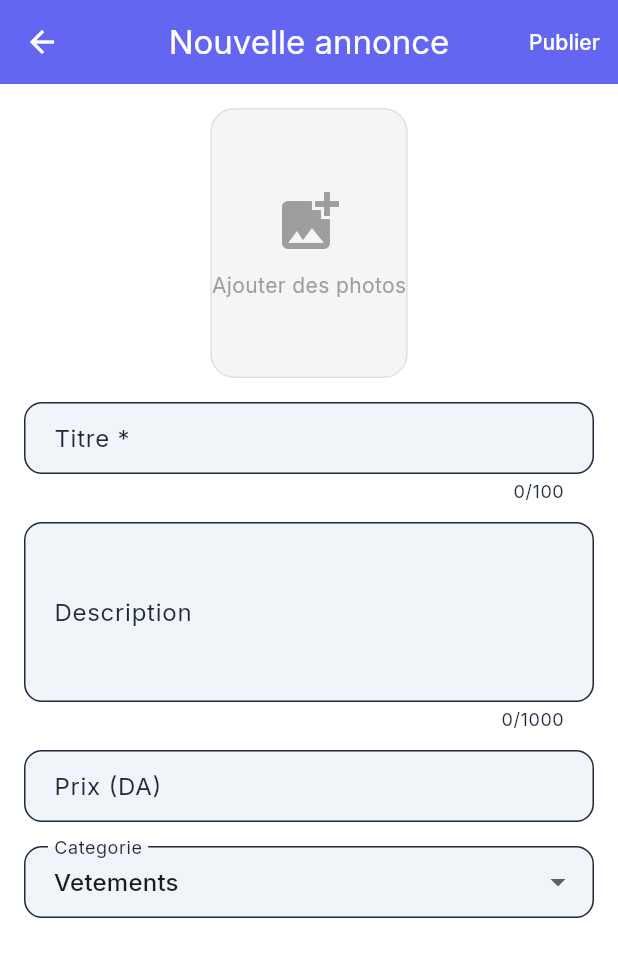
After one commit to Mustadz0/Herzon, a Flutter app: the CreateMarketplaceItemScreen screen opened directly, on a phone screen of 412 x 824 dp. The commit adds this screen. Shown: the top 957 px of the screen. Run offline on Flutter 3.47's test engine with Material 3 defaults, Android fonts, the phone set to English and light mode, and no system bars; our stand-ins replace firebase_messaging, flutter_map, flutter_riverpod, geolocator, google_fonts, image_picker and 3 more; accounts and stored records are empty.

Commit message:
feat: marketplace - items table, nearby RPC, screens, tab

```diff
--- /dev/null
+++ b/lib/data/models/marketplace_item_model.dart
@@ -0,0 +1,67 @@
+class MarketplaceItemModel {
+  final String id;
+  final String userId;
+  final String title;
+  final String description;
+  final double? price;
+  final String currency;
+  final String category;
+  final List<String> images;
+  final String status;
+  final DateTime? createdAt;
+
+  final String? userUsername;
+  final String? userDisplayName;
+  final String? userAvatarUrl;
+  final double distanceMeters;
+
+  const MarketplaceItemModel({
+    required this.id,
+    required this.userId,
+    required this.title,
+    this.description = '',
+    this.price,
+    this.currency = 'DZD',
+    required this.category,
+    this.images = const [],
+    this.status = 'active',
+    this.createdAt,
+    this.userUsername,
+    this.userDisplayName,
+    this.userAvatarUrl,
+    this.distanceMeters = 0.0,
+  });
+
+  factory MarketplaceItemModel.fromJson(Map<String, dynamic> json) {
+    return MarketplaceItemModel(
+      id: json['id'] as String,
+      userId: json['user_id'] as String,
+      title: json['title'] as String,
+      description: json['description'] as String? ?? '',
+      price: (json['price'] as num?)?.toDouble(),
+      currency: json['currency'] as String? ?? 'DZD',
+      category: json['item_category'] as String? ?? json['category'] as String? ?? '',
+      images: List<String>.from(json['images'] ?? []),
+      status: json['status'] as String? ?? 'active',
+      createdAt: json['created_at'] != null ? DateTime.parse(json['created_at'] as String) : null,
+      userUsername: json['username'] as String?,
+      userDisplayName: json['display_name'] as String?,
+      userAvatarUrl: json['avatar_url'] as String?,
+      distanceMeters: (json['distance'] as num?)?.toDouble() ?? 0.0,
+    );
+  }
+}
+
+const marketplaceCategories = [
+  'Tout',
+  'Vetements',
+  'Electronique',
+  'Meubles',
+  'Vehicules',
+  'Immobilier',
+  'Services',
+  'Emplois',
+  'Animaux',
+  'Loisirs',
+  'Autre',
+];
--- /dev/null
+++ b/lib/presentation/screens/create_marketplace_item_screen.dart
@@ -0,0 +1,144 @@
+import 'dart:io';
+import 'package:flutter/material.dart';
+import 'package:flutter_riverpod/flutter_riverpod.dart';
+import 'package:image_picker/image_picker.dart';
+import '../../core/theme/app_theme.dart';
+import '../../data/models/marketplace_item_model.dart';
+import '../providers/marketplace_provider.dart';
+
+class CreateMarketplaceItemScreen extends ConsumerStatefulWidget {
+  const CreateMarketplaceItemScreen({super.key});
+
+  @override
+  ConsumerState<CreateMarketplaceItemScreen> createState() => _CreateMarketplaceItemScreenState();
+}
+
+class _CreateMarketplaceItemScreenState extends ConsumerState<CreateMarketplaceItemScreen> {
+  final _titleController = TextEditingController();
+  final _descController = TextEditingController();
+  final _priceController = TextEditingController();
+  String _selectedCategory = marketplaceCategories[1];
+  List<File> _images = [];
+  bool _isSubmitting = false;
+
+  Future<void> _pickImages() async {
+    final files = await ImagePicker().pickMultiImage();
+    if (files.isNotEmpty) {
+      setState(() => _images = files.map((f) => File(f.path)).toList());
+    }
+  }
+
+  Future<void> _submit() async {
+    final title = _titleController.text.trim();
+    if (title.isEmpty) {
+      ScaffoldMessenger.of(context).showSnackBar(const SnackBar(content: Text('Titre obligatoire')));
+      return;
+    }
+    setState(() => _isSubmitting = true);
+    try {
+      await ref.read(marketplaceProvider.notifier).createItem(
+        title: title,
+        description: _descController.text.trim(),
+        price: double.tryParse(_priceController.text.replaceAll(',', '.')),
+        category: _selectedCategory,
+        mediaFiles: _images,
+      );
+      if (mounted) Navigator.of(context).pop(true);
+    } catch (e) {
+      if (mounted) ScaffoldMessenger.of(context).showSnackBar(SnackBar(content: Text('Erreur: $e')));
+    } finally {
+      if (mounted) setState(() => _isSubmitting = false);
+    }
+  }
+
+  @override
+  void dispose() {
+    _titleController.dispose();
+    _descController.dispose();
+    _priceController.dispose();
+    super.dispose();
+  }
+
+  @override
+  Widget build(BuildContext context) {
+    return Scaffold(
+      appBar: AppBar(
+        title: const Text('Nouvelle annonce'),
+        actions: [
+          TextButton(
+            onPressed: _isSubmitting ? null : _submit,
+            child: _isSubmitting
+                ? const SizedBox(width: 20, height: 20, child: CircularProgressIndicator(strokeWidth: 2, color: Colors.white))
+                : const Text('Publier', style: TextStyle(color: Colors.white)),
+          ),
+        ],
+      ),
+      body: SingleChildScrollView(
+        padding: const EdgeInsets.all(16),
+        child: Column(
+          children: [
+            GestureDetector(
+              onTap: _pickImages,
+              child: Container(
+                height: 180,
+                decoration: BoxDecoration(
+                  color: Colors.grey[100],
+                  borderRadius: BorderRadius.circular(16),
+                  border: Border.all(color: Colors.grey[300]!),
+                ),
+                child: _images.isEmpty
+                    ? const Column(
+                        mainAxisAlignment: MainAxisAlignment.center,
+                        children: [
+                          Icon(Icons.add_photo_alternate, size: 48, color: Colors.grey),
+                          SizedBox(height: 8),
+                          Text('Ajouter des photos', style: TextStyle(color: Colors.grey)),
+                        ],
+                      )
+                    : ClipRRect(
+                        borderRadius: BorderRadius.circular(16),
+                        child: Image.file(_images.first, fit: BoxFit.cover, width: double.infinity),
+                      ),
+              ),
+            ),
+            if (_images.isNotEmpty) ...[
+              const SizedBox(height: 8),
+              Text('${_images.length} photo(s) selectionnee(s) - appuyer pour changer',
+                style: TextStyle(color: Colors.grey[500], fontSize: 12)),
+            ],
+            const SizedBox(height: 16),
+            TextField(
+              controller: _titleController,
+              decoration: const InputDecoration(labelText: 'Titre *', hintText: 'Que vendez-vous?'),
+              maxLength: 100,
+            ),
+            const SizedBox(height: 12),
+            TextField(
+              controller: _descController,
+              decoration: const InputDecoration(labelText: 'Description', hintText: 'Decrivez votre article...'),
+              maxLines: 4,
+              maxLength: 1000,
+            ),
+            const SizedBox(height: 12),
+            TextField(
+              controller: _priceController,
+              decoration: const InputDecoration(
+                labelText: 'Prix (DA)',
+                hintText: '0',
+                prefixText: 'DA ',
+              ),
+              keyboardType: TextInputType.number,
+            ),
+            const SizedBox(height: 16),
+            DropdownButtonFormField<String>(
+              value: _selectedCategory,
+              decoration: const InputDecoration(labelText: 'Categorie'),
+              items: marketplaceCategories.where((c) => c != 'Tout').map((c) => DropdownMenuItem(value: c, child: Text(c))).toList(),
+              onChanged: (v) => setState(() => _selectedCategory = v ?? marketplaceCategories[1]),
+            ),
+          ],
+        ),
+      ),
+    );
+  }
+}
--- a/lib/presentation/screens/home_screen.dart
+++ b/lib/presentation/screens/home_screen.dart
@@ -5,6 +5,7 @@ import '../providers/notification_provider.dart';
 import '../../core/theme/app_theme.dart';
 import 'feed_screen.dart';
 import 'explorer_screen.dart';
+import 'marketplace_screen.dart';
 import 'messages_screen.dart';
 import 'notifications_screen.dart';
 import 'edit_profile_screen.dart';
@@ -31,6 +32,7 @@ class _HomeScreenState extends ConsumerState<HomeScreen> {
         children: [
           const FeedScreen(),
           const ExplorerScreen(),
+          const MarketplaceScreen(),
           const NotificationsScreen(),
           const MessagesScreen(),
           _ProfileTab(user: auth.user),
@@ -42,6 +44,7 @@ class _HomeScreenState extends ConsumerState<HomeScreen> {
         items: [
           const BottomNavigationBarItem(icon: Icon(Icons.near_me), label: 'Pres'),
           const BottomNavigationBarItem(icon: Icon(Icons.map), label: 'Explorer'),
+          const BottomNavigationBarItem(icon: Icon(Icons.store), label: 'Marche'),
           BottomNavigationBarItem(
             icon: notifState.unreadCount > 0
                 ? Badge(
```
Also changed, not shown: lib/data/repositories/marketplace_repository.dart (added, +104 -0 lines), lib/presentation/providers/marketplace_provider.dart (added, +95 -0 lines), lib/presentation/screens/marketplace_detail_screen.dart (added, +146 -0 lines), lib/presentation/screens/marketplace_screen.dart (added, +175 -0 lines), 1 other file.
